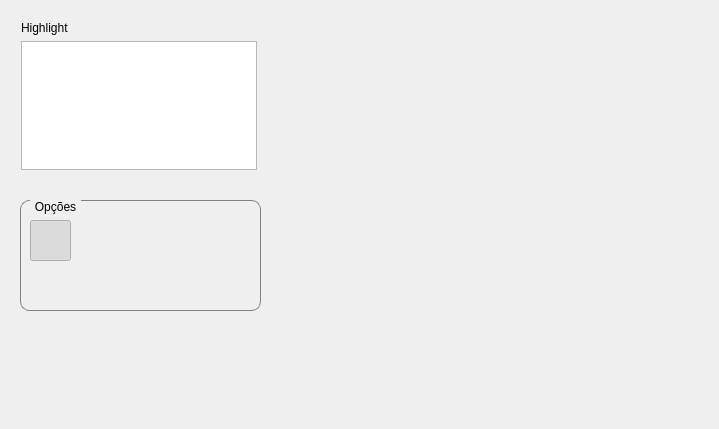
hackerlank/training_project, file z_update/untitled2/mainwindow.ui: the form before one commit.
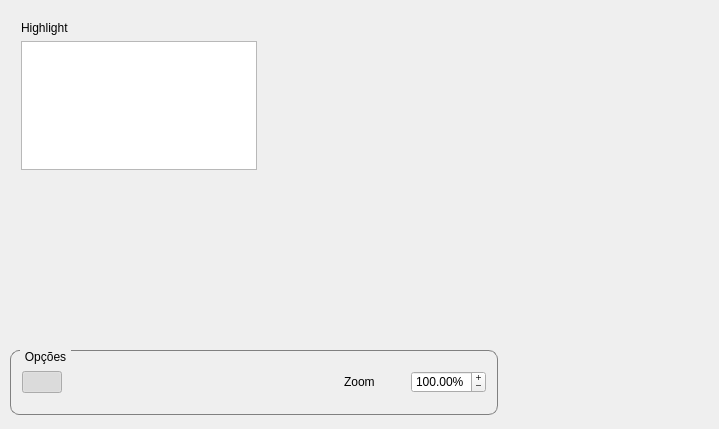
The form after the commit. Icons and pictures are not drawn. Custom widgets are drawn as their Qt base class.

```diff
--- a/z_update/untitled2/mainwindow.ui
+++ b/z_update/untitled2/mainwindow.ui
@@ -39,20 +39,20 @@
    <widget class="PetriWidget" name="widget" native="true">
     <property name="geometry">
      <rect>
-      <x>290</x>
+      <x>280</x>
       <y>20</y>
-      <width>371</width>
-      <height>261</height>
+      <width>331</width>
+      <height>271</height>
      </rect>
     </property>
    </widget>
    <widget class="QGroupBox" name="groupBox">
     <property name="geometry">
      <rect>
-      <x>20</x>
-      <y>200</y>
-      <width>241</width>
-      <height>111</height>
+      <x>10</x>
+      <y>350</y>
+      <width>488</width>
+      <height>65</height>
      </rect>
     </property>
     <property name="styleSheet">
@@ -71,15 +71,11 @@
     <property name="title">
      <string>Opções</string>
     </property>
+    <layout class="QHBoxLayout" name="horizontalLayout">
+     <item>
+      <layout class="QGridLayout" name="gridLayout">
+       <item row="0" column="0">
     <widget class="QPushButton" name="pb_arrow">
-     <property name="geometry">
-      <rect>
-       <x>10</x>
-       <y>20</y>
-       <width>41</width>
-       <height>41</height>
-      </rect>
-     </property>
      <property name="text">
       <string/>
      </property>
@@ -97,15 +93,9 @@
       <bool>true</bool>
      </property>
     </widget>
+       </item>
+       <item row="0" column="1">
     <widget class="QPushButton" name="pb_place">
-     <property name="geometry">
-      <rect>
-       <x>50</x>
-       <y>20</y>
-       <width>41</width>
-       <height>41</height>
-      </rect>
-     </property>
      <property name="text">
       <string/>
      </property>
@@ -120,38 +110,9 @@
       <bool>true</bool>
      </property>
     </widget>
-    <widget class="QPushButton" name="pb_arc">
-     <property name="geometry">
-      <rect>
-       <x>10</x>
-       <y>60</y>
-       <width>41</width>
-       <height>41</height>
-      </rect>
-     </property>
-     <property name="text">
-      <string/>
-     </property>
-     <property name="icon">
-      <iconset resource="icons.qrc">
-       <normaloff>:/icons/arc.ico</normaloff>:/icons/arc.ico</iconset>
-     </property>
-     <property name="checkable">
-      <bool>true</bool>
-     </property>
-     <property name="flat">
-      <bool>true</bool>
-     </property>
-    </widget>
+       </item>
+       <item row="0" column="2">
     <widget class="QPushButton" name="pb_fplace">
-     <property name="geometry">
-      <rect>
-       <x>50</x>
-       <y>60</y>
-       <width>41</width>
-       <height>41</height>
-      </rect>
-     </property>
      <property name="text">
       <string/>
      </property>
@@ -166,6 +127,117 @@
       <bool>true</bool>
      </property>
     </widget>
+       </item>
+       <item row="0" column="3">
+        <widget class="QPushButton" name="pb_arc">
+         <property name="text">
+          <string/>
+         </property>
+         <property name="icon">
+          <iconset resource="icons.qrc">
+           <normaloff>:/icons/arc.ico</normaloff>:/icons/arc.ico</iconset>
+         </property>
+         <property name="checkable">
+          <bool>true</bool>
+         </property>
+         <property name="flat">
+          <bool>true</bool>
+         </property>
+        </widget>
+       </item>
+       <item row="0" column="4">
+        <widget class="QPushButton" name="pb_inhibitor">
+         <property name="text">
+          <string/>
+         </property>
+         <property name="icon">
+          <iconset resource="icons.qrc">
+           <normaloff>:/icons/inhibitor.ico</normaloff>:/icons/inhibitor.ico</iconset>
+         </property>
+         <property name="checkable">
+          <bool>true</bool>
+         </property>
+         <property name="flat">
+          <bool>true</bool>
+         </property>
+        </widget>
+       </item>
+       <item row="0" column="5">
+        <widget class="QPushButton" name="pb_immediate">
+         <property name="text">
+          <string/>
+         </property>
+         <property name="icon">
+          <iconset resource="icons.qrc">
+           <normaloff>:/icons/imtrans.ico</normaloff>:/icons/imtrans.ico</iconset>
+         </property>
+         <property name="checkable">
+          <bool>true</bool>
+         </property>
+         <property name="flat">
+          <bool>true</bool>
+         </property>
+        </widget>
+       </item>
+       <item row="0" column="6">
+        <widget class="QPushButton" name="pb_timed">
+         <property name="text">
+          <string/>
+         </property>
+         <property name="icon">
+          <iconset resource="icons.qrc">
+           <normaloff>:/icons/ttrans.ico</normaloff>:/icons/ttrans.ico</iconset>
+         </property>
+         <property name="checkable">
+          <bool>true</bool>
+         </property>
+         <property name="flat">
+          <bool>true</bool>
+         </property>
+        </widget>
+       </item>
+      </layout>
+     </item>
+     <item>
+      <layout class="QGridLayout" name="gridLayout_2">
+       <item row="0" column="0">
+        <widget class="QLabel" name="label_2">
+         <property name="text">
+          <string>Zoom</string>
+         </property>
+        </widget>
+       </item>
+       <item row="0" column="1">
+        <widget class="QDoubleSpinBox" name="doubleSpinBox">
+         <property name="buttonSymbols">
+          <enum>QAbstractSpinBox::PlusMinus</enum>
+         </property>
+         <property name="accelerated">
+          <bool>true</bool>
+         </property>
+         <property name="correctionMode">
+          <enum>QAbstractSpinBox::CorrectToNearestValue</enum>
+         </property>
+         <property name="suffix">
+          <string>%</string>
+         </property>
+         <property name="minimum">
+          <double>1.000000000000000</double>
+         </property>
+         <property name="maximum">
+          <double>500.000000000000000</double>
+         </property>
+         <property name="singleStep">
+          <double>0.500000000000000</double>
+         </property>
+         <property name="value">
+          <double>100.000000000000000</double>
+         </property>
+        </widget>
+       </item>
+      </layout>
+     </item>
+    </layout>
    </widget>
   </widget>
  </widget>
```
Lines whose indentation alone changed are shown as unchanged.
